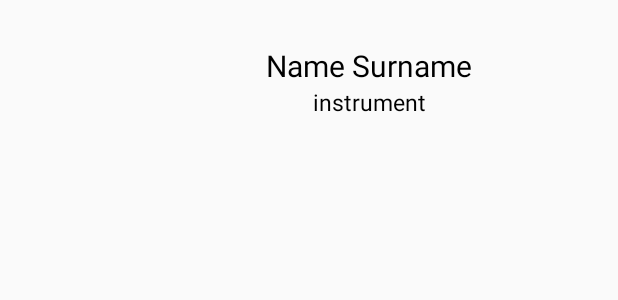
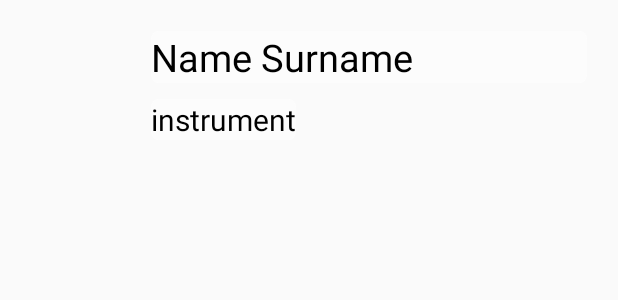
Before and after one commit to JerryMann/Jammin, an Android app: the layout item_user.xml on its own in the app's theme, with its tools: preview values and no code run, on a phone screen of 412 x 824 dp. Shown: the top 300 px of the screen. Run offline under Robolectric (Android 15) with nearby library versions, the phone set to English and light mode, and no system bars.

Commit message:
added new activity, added temp user list

```diff
--- a/app/src/main/java/by/itacademy/pvt/jammin/entity/UserManagerTemp.kt
+++ b/app/src/main/java/by/itacademy/pvt/jammin/entity/UserManagerTemp.kt
@@ -89,6 +89,6 @@ object UserManagerTemp {
     }
 
     fun findUser(query: String): List<User> {
-        return userList.filter { it.name.contains(query, true) }
+        return userList.filter { it.instrument!!.contains(query, true) }
     }
 }
--- a/app/src/main/java/by/itacademy/pvt/jammin/mvp/UserProfileActivity.kt
+++ b/app/src/main/java/by/itacademy/pvt/jammin/mvp/UserProfileActivity.kt
@@ -5,6 +5,7 @@ import android.os.Bundle
 import by.itacademy.pvt.jammin.R
 
 class UserProfileActivity : Activity() {
+
     override fun onCreate(savedInstanceState: Bundle?) {
         super.onCreate(savedInstanceState)
         setContentView(R.layout.activity_user_profile)
--- a/app/src/main/java/by/itacademy/pvt/jammin/utils/imageLoader.kt
+++ b/app/src/main/java/by/itacademy/pvt/jammin/utils/imageLoader.kt
@@ -24,7 +24,6 @@ fun loadImage(url: String, imageView: ImageView) {
 fun loadCircularImage(url: String, imageView: ImageView) {
     Picasso.get()
         .load(url)
-        .error(R.drawable.key)
         .transform(Circular())
         .into(imageView, object : Callback {
             override fun onSuccess() {
@@ -32,6 +31,10 @@ fun loadCircularImage(url: String, imageView: ImageView) {
             }
 
             override fun onError(e: Exception?) {
+                Picasso.get()
+                    .load(R.drawable.key)
+                    .transform(Circular())
+                    .into(imageView)
             }
         })
 }
--- /dev/null
+++ b/app/src/main/res/drawable/ic_backspace_blue_24dp.xml
@@ -0,0 +1,5 @@
+<vector android:height="24dp" android:tint="#449AFF"
+    android:viewportHeight="24.0" android:viewportWidth="24.0"
+    android:width="24dp" xmlns:android="http://schemas.android.com/apk/res/android">
+    <path android:fillColor="#FF000000" android:pathData="M22,3L7,3c-0.69,0 -1.23,0.35 -1.59,0.88L0,12l5.41,8.11c0.36,0.53 0.9,0.89 1.59,0.89h15c1.1,0 2,-0.9 2,-2L24,5c0,-1.1 -0.9,-2 -2,-2zM19,15.59L17.59,17 14,13.41 10.41,17 9,15.59 12.59,12 9,8.41 10.41,7 14,10.59 17.59,7 19,8.41 15.41,12 19,15.59z"/>
+</vector>
--- /dev/null
+++ b/app/src/main/res/drawable/ic_storage_yellow_24dp.xml
@@ -0,0 +1,5 @@
+<vector android:height="24dp" android:tint="#FFC107"
+    android:viewportHeight="24.0" android:viewportWidth="24.0"
+    android:width="24dp" xmlns:android="http://schemas.android.com/apk/res/android">
+    <path android:fillColor="#FF000000" android:pathData="M2,20h20v-4L2,16v4zM4,17h2v2L4,19v-2zM2,4v4h20L22,4L2,4zM6,7L4,7L4,5h2v2zM2,14h20v-4L2,10v4zM4,11h2v2L4,13v-2z"/>
+</vector>
--- /dev/null
+++ b/app/src/main/res/drawable/roundcorner_textview.xml
@@ -0,0 +1,5 @@
+<?xml version="1.0" encoding="utf-8"?>
+<shape xmlns:android="http://schemas.android.com/apk/res/android">
+    <solid android:color="@color/colorItemText" />
+    <corners android:radius="5dp" />
+</shape>
--- a/app/src/main/res/layout/item_user.xml
+++ b/app/src/main/res/layout/item_user.xml
@@ -4,7 +4,7 @@
               android:orientation="horizontal"
               android:layout_width="match_parent"
               android:layout_height="wrap_content"
-              android:padding="20dp">
+              android:padding="15dp">
 
     <ImageView
             android:contentDescription="@string/useravatar"
@@ -14,28 +14,27 @@
 
     <LinearLayout
             android:layout_width="match_parent"
-            android:layout_height="match_parent"
-            android:orientation="vertical"
-            android:padding="10dp">
+            android:layout_height="wrap_content"
+            android:orientation="vertical">
 
         <TextView
                 android:id="@+id/userName"
+                android:background="@drawable/roundcorner_textview"
                 android:layout_width="match_parent"
                 android:layout_height="wrap_content"
-                android:layout_gravity="center"
-                android:gravity="center"
-                android:textSize="20sp"
+                android:textSize="25sp"
                 android:textColor="@color/black"
+                android:layout_margin="5dp"
                 tools:text="Name Surname"/>
 
         <TextView
                 android:id="@+id/userInstrument"
-                android:layout_width="match_parent"
+                android:background="@drawable/roundcorner_textview"
+                android:layout_width="wrap_content"
                 android:layout_height="wrap_content"
-                android:layout_gravity="center"
-                android:gravity="center"
-                android:textSize="15sp"
+                android:textSize="20sp"
                 android:textColor="@color/black"
+                android:layout_margin="5dp"
                 tools:text="instrument"/>
     </LinearLayout>
 
--- a/app/src/main/res/values/colors.xml
+++ b/app/src/main/res/values/colors.xml
@@ -10,4 +10,5 @@
     <color name="colorSearch">#28FFFFFF</color>
     <color name="black">#000000</color>
     <color name="recyclerBackground">#00FFFFFF</color>
+    <color name="colorItemText">#94FFFFFF</color>
 </resources>
--- a/build.gradle
+++ b/build.gradle
@@ -8,7 +8,7 @@ buildscript {
 
     }
     dependencies {
-        classpath 'com.android.tools.build:gradle:3.4.1'
+        classpath 'com.android.tools.build:gradle:3.4.2'
         classpath "org.jetbrains.kotlin:kotlin-gradle-plugin:$kotlin_version"
         // NOTE: Do not place your application dependencies here; they belong
         // in the individual module build.gradle files
```
Also changed, not shown: app/src/main/java/by/itacademy/pvt/jammin/mvp/UserListActivity.kt (+55 -1 lines), app/src/main/res/layout/activity_list_user.xml (+33 -28 lines).
